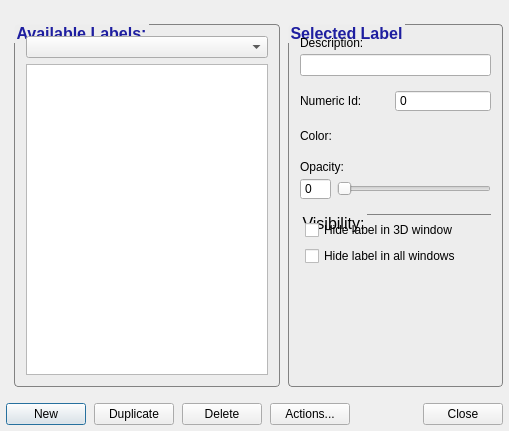
Before: the Qt Designer form GUI/Qt/Windows/LabelEditorDialog.ui in pyushkevich/itksnap, drawn with Qt 5.
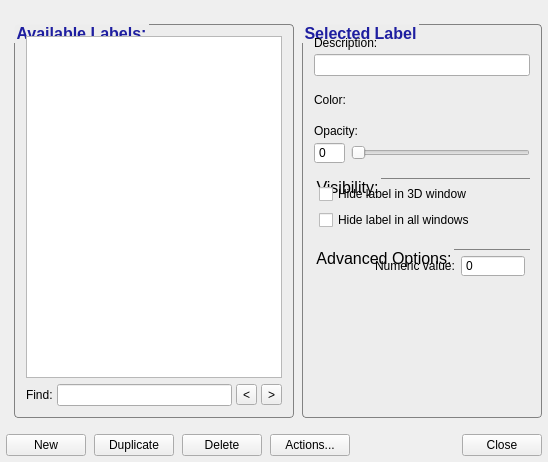
After: the same form once the commit is applied. Custom widgets are drawn as their Qt base class.

Commit message: Got a reasonable version of the Label Editor working

Diff of the .ui file:
```diff
--- a/GUI/Qt/Windows/LabelEditorDialog.ui
+++ b/GUI/Qt/Windows/LabelEditorDialog.ui
@@ -6,8 +6,8 @@
    <rect>
     <x>0</x>
     <y>0</y>
-    <width>509</width>
-    <height>431</height>
+    <width>548</width>
+    <height>462</height>
    </rect>
   </property>
   <property name="windowTitle">
@@ -64,6 +64,9 @@
         <property name="text">
          <string>New</string>
         </property>
+        <property name="autoDefault">
+         <bool>false</bool>
+        </property>
        </widget>
       </item>
       <item>
@@ -71,6 +74,9 @@
         <property name="text">
          <string>Duplicate</string>
         </property>
+        <property name="autoDefault">
+         <bool>false</bool>
+        </property>
        </widget>
       </item>
       <item>
@@ -78,6 +84,9 @@
         <property name="text">
          <string>Delete</string>
         </property>
+        <property name="autoDefault">
+         <bool>false</bool>
+        </property>
        </widget>
       </item>
       <item>
@@ -85,6 +94,9 @@
         <property name="text">
          <string>Actions...</string>
         </property>
+        <property name="autoDefault">
+         <bool>false</bool>
+        </property>
        </widget>
       </item>
       <item>
@@ -105,13 +117,16 @@
         <property name="text">
          <string>Close</string>
         </property>
+        <property name="autoDefault">
+         <bool>false</bool>
+        </property>
        </widget>
       </item>
      </layout>
     </widget>
    </item>
    <item row="0" column="2">
-    <widget class="QGroupBox" name="groupBox_2">
+    <widget class="QGroupBox" name="grpSelectedLabel">
      <property name="styleSheet">
       <string notr="true"/>
      </property>
@@ -151,67 +166,6 @@
         </property>
        </spacer>
       </item>
-      <item>
-       <widget class="QWidget" name="widget_4" native="true">
-        <layout class="QHBoxLayout" name="horizontalLayout_4">
-         <property name="margin">
-          <number>0</number>
-         </property>
-         <item>
-          <widget class="QLabel" name="label_4">
-           <property name="text">
-            <string>Numeric Id:</string>
-           </property>
-          </widget>
-         </item>
-         <item>
-          <spacer name="horizontalSpacer_3">
-           <property name="orientation">
-            <enum>Qt::Horizontal</enum>
-           </property>
-           <property name="sizeHint" stdset="0">
-            <size>
-             <width>40</width>
-             <height>20</height>
-            </size>
-           </property>
-          </spacer>
-         </item>
-         <item>
-          <widget class="QSpinBox" name="inLabelId">
-           <property name="minimumSize">
-            <size>
-             <width>96</width>
-             <height>0</height>
-            </size>
-           </property>
-           <property name="readOnly">
-            <bool>true</bool>
-           </property>
-           <property name="buttonSymbols">
-            <enum>QAbstractSpinBox::NoButtons</enum>
-           </property>
-          </widget>
-         </item>
-        </layout>
-       </widget>
-      </item>
-      <item>
-       <spacer name="verticalSpacer_5">
-        <property name="orientation">
-         <enum>Qt::Vertical</enum>
-        </property>
-        <property name="sizeType">
-         <enum>QSizePolicy::Fixed</enum>
-        </property>
-        <property name="sizeHint" stdset="0">
-         <size>
-          <width>20</width>
-          <height>10</height>
-         </size>
-        </property>
-       </spacer>
-      </item>
       <item>
        <widget class="QWidget" name="widget_2" native="true">
         <layout class="QHBoxLayout" name="horizontalLayout_2">
@@ -357,6 +311,104 @@
         </layout>
        </widget>
       </item>
+      <item>
+       <spacer name="verticalSpacer_6">
+        <property name="orientation">
+         <enum>Qt::Vertical</enum>
+        </property>
+        <property name="sizeType">
+         <enum>QSizePolicy::Fixed</enum>
+        </property>
+        <property name="sizeHint" stdset="0">
+         <size>
+          <width>20</width>
+          <height>10</height>
+         </size>
+        </property>
+       </spacer>
+      </item>
+      <item>
+       <widget class="QGroupBox" name="groupBox_2">
+        <property name="styleSheet">
+         <string notr="true">QGroupBox {
+  background-origin: content;
+  margin-top: 2.5ex;
+  font-weight: normal;
+  color: black;
+  background-color: rgb(237,237,237);
+  padding: 5px;
+  border-radius: 0px;
+  border-top: 1px solid rgb(130,130,130);
+  border-left: none;
+  border-right:none;
+  border-bottom:none;
+}
+QGroupBox::title {
+  subcontrol-origin: 	margin;
+  subcontrol-position: top left;
+}</string>
+        </property>
+        <property name="title">
+         <string>Advanced Options:</string>
+        </property>
+        <layout class="QVBoxLayout" name="verticalLayout_6">
+         <property name="spacing">
+          <number>6</number>
+         </property>
+         <property name="margin">
+          <number>0</number>
+         </property>
+         <item>
+          <widget class="QWidget" name="widget_4" native="true">
+           <layout class="QHBoxLayout" name="horizontalLayout_4">
+            <property name="margin">
+             <number>0</number>
+            </property>
+            <item>
+             <spacer name="horizontalSpacer_3">
+              <property name="orientation">
+               <enum>Qt::Horizontal</enum>
+              </property>
+              <property name="sizeHint" stdset="0">
+               <size>
+                <width>40</width>
+                <height>20</height>
+               </size>
+              </property>
+             </spacer>
+            </item>
+            <item>
+             <widget class="QLabel" name="label_4">
+              <property name="text">
+               <string>Numeric value:</string>
+              </property>
+             </widget>
+            </item>
+            <item>
+             <widget class="QSpinBox" name="inLabelId">
+              <property name="minimumSize">
+               <size>
+                <width>64</width>
+                <height>0</height>
+               </size>
+              </property>
+              <property name="toolTip">
+               <string>The value that this label has in the segmentation image. If you change this value, voxels that have this value in the segmentation image will be changed to the new value.</string>
+              </property>
+              <property name="readOnly">
+               <bool>false</bool>
+              </property>
+              <property name="buttonSymbols">
+               <enum>QAbstractSpinBox::NoButtons</enum>
+              </property>
+             </widget>
+            </item>
+           </layout>
+          </widget>
+         </item>
+        </layout>
+       </widget>
+      </item>
       <item>
        <spacer name="verticalSpacer">
         <property name="orientation">
@@ -383,10 +435,50 @@
        <number>6</number>
       </property>
       <item>
-       <widget class="QComboBox" name="testCombo"/>
+       <widget class="QListWidget" name="listLabels">
+        <property name="iconSize">
+         <size>
+          <width>16</width>
+          <height>16</height>
+         </size>
+        </property>
+       </widget>
       </item>
       <item>
-       <widget class="QListWidget" name="listLabels"/>
+       <widget class="QWidget" name="widget_5" native="true">
+        <layout class="QHBoxLayout" name="horizontalLayout_5">
+         <property name="spacing">
+          <number>4</number>
+         </property>
+         <property name="margin">
+          <number>0</number>
+         </property>
+         <item>
+          <widget class="QLabel" name="label_5">
+           <property name="text">
+            <string>Find:</string>
+           </property>
+          </widget>
+         </item>
+         <item>
+          <widget class="QLineEdit" name="inLabelFilter"/>
+         </item>
+         <item>
+          <widget class="QToolButton" name="toolButton">
+           <property name="text">
+            <string>&lt;</string>
+           </property>
+          </widget>
+         </item>
+         <item>
+          <widget class="QToolButton" name="toolButton_2">
+           <property name="text">
+            <string>&gt;</string>
+           </property>
+          </widget>
+         </item>
+        </layout>
+       </widget>
       </item>
      </layout>
     </widget>
```
Left out of the diff: 6 changed lines with no effect on the pictures. The commit also changes 43 other files.
